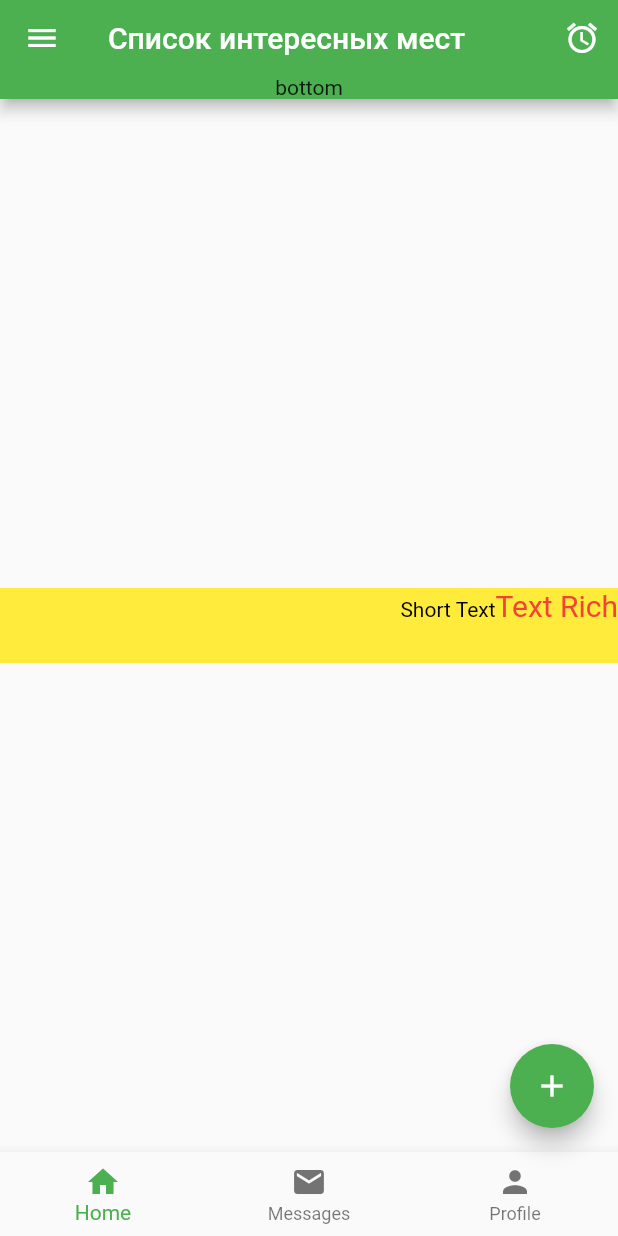
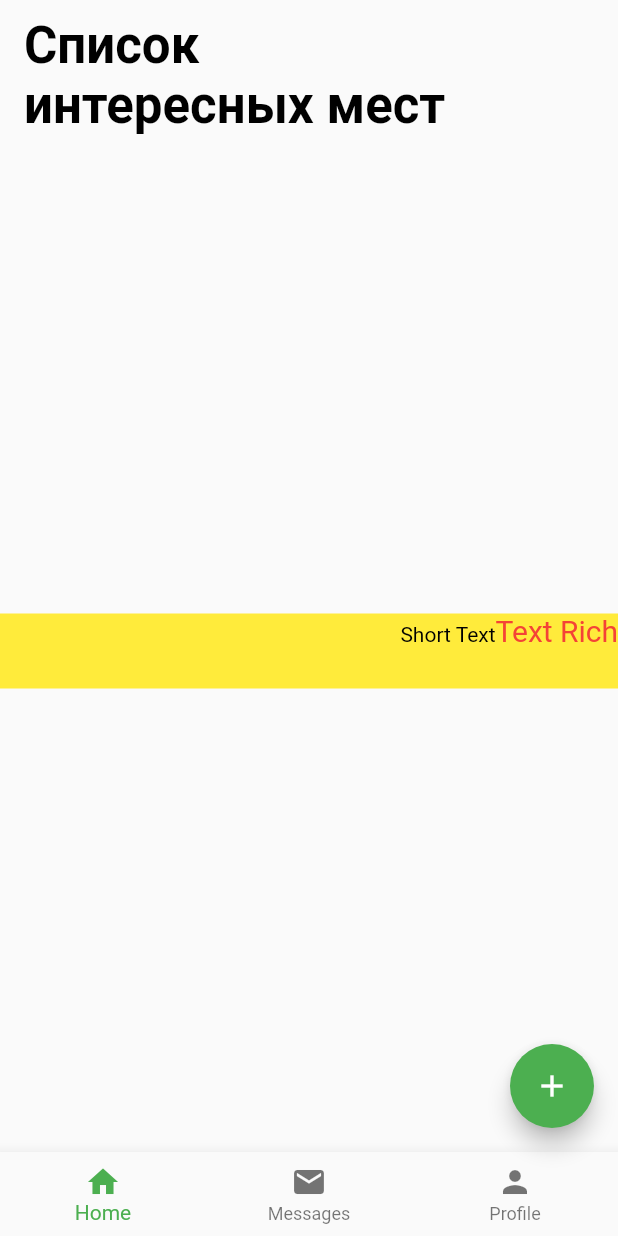
Before and after one commit to oshulyak/surf-flutter-course-shulyak, a Flutter app: the screen it shows after launch, on a phone screen of 412 x 824 dp. Run offline on Flutter 3.47's test engine with Material 2 defaults, Android fonts, the phone set to English and light mode, and no system bars.

Commit message:
1 - AppBar Title, Text

```diff
--- a/lib/ui/screen/sight_list_screen.dart
+++ b/lib/ui/screen/sight_list_screen.dart
@@ -1,7 +1,7 @@
 import 'package:flutter/material.dart';
 
 class SightListScreen extends StatefulWidget {
-  final String title = 'Список интересных мест';
+  final String title = 'Places';
   _SightListScreenState createState() => _SightListScreenState();
 }
 
@@ -11,42 +11,19 @@ class _SightListScreenState extends State<SightListScreen> {
     return Scaffold(
       resizeToAvoidBottomInset: true,
       appBar: AppBar(
-        title: Text(widget.title),
-        actions: [
-          IconButton(icon: Icon(Icons.alarm), onPressed: () => print('Alarm!'))
-        ],
-        bottom: PreferredSize(
-          child: Text('bottom'),
-          preferredSize: Size.fromHeight(10),
-        ),
-      ),
-
-      drawer: Container(
-        color: Colors.grey,
-        width: 250,
-        child: Column(
-          crossAxisAlignment: CrossAxisAlignment.stretch,
-          children: [
-            DrawerHeader(
-              child: Text('Drawer Header'),
-              decoration: BoxDecoration(color: Colors.blue),
+          toolbarHeight: 100,
+          title: Text(
+            "Список\nинтересных мест",
+            textAlign: TextAlign.left,
+            style: TextStyle(
+              color: Colors.black,
+              fontWeight: FontWeight.bold,
+              fontSize: 34,
             ),
-            ListTile(title: Text('item 1')),
-            ListTile(title: Text('item 2')),
-            ListTile(title: Text('item 3')),
-          ],
-        ),
-      ),
-
-      // body: Column(
-      //   children: [
-      //     Text('Some text'),
-      //     TextField(
-      //       decoration: InputDecoration(
-      //           border: OutlineInputBorder(), hintText: 'Enter some text'),
-      //     )
-      //   ],
-      // ),
+          ),
+          backgroundColor: Colors.transparent,
+          shadowColor: Colors.transparent,
+          actions: []),
 
       body: Center(
         child: Container(
```
